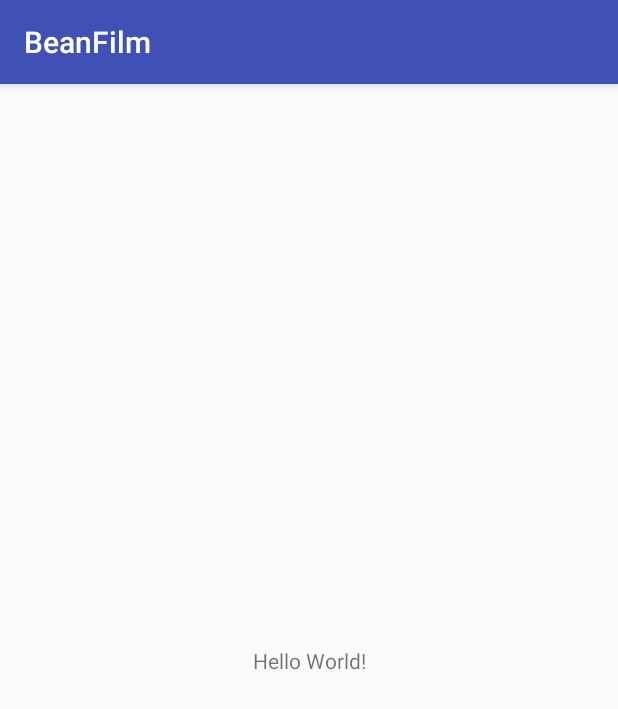
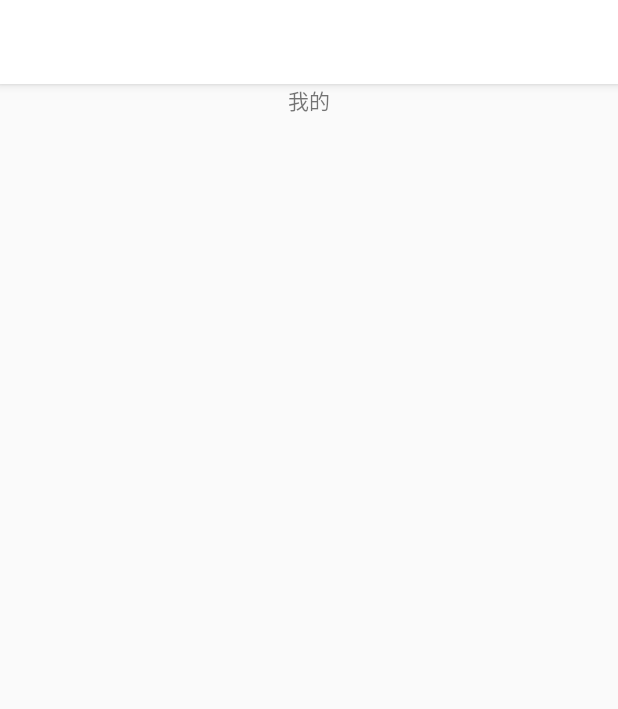
Before and after one commit to gulico/FilmComment_Demo, an Android app: the screen it shows after launch (MainActivity), on a phone screen of 412 x 824 dp. Shown: the top 709 px of the screen. Run offline under Robolectric (Android 15) with nearby library versions, the phone set to English and light mode, and no system bars.

Commit message:
主界面fragment等。

```diff
--- a/BeanFilm/app/src/main/java/com/example/wxy/beanfilm/MainActivity.java
+++ b/BeanFilm/app/src/main/java/com/example/wxy/beanfilm/MainActivity.java
@@ -1,5 +1,7 @@
 package com.example.wxy.beanfilm;
 
+import android.support.v4.app.Fragment;
+import android.support.v4.app.FragmentManager;
 import android.support.v7.app.AppCompatActivity;
 import android.os.Bundle;
 
@@ -9,5 +11,15 @@ public class MainActivity extends AppCompatActivity {
     protected void onCreate(Bundle savedInstanceState) {
         super.onCreate(savedInstanceState);
         setContentView(R.layout.activity_main);
+
+        FragmentManager fm = getSupportFragmentManager();
+        Fragment fragment = fm.findFragmentById(R.id.fragment_container);
+
+        if (fragment == null) {
+            fragment = new MineFragment();//暂时先显示个人页面
+            fm.beginTransaction()
+                    .add(R.id.fragment_container, fragment)
+                    .commit();
+        }
     }
 }
--- /dev/null
+++ b/BeanFilm/app/src/main/java/com/example/wxy/beanfilm/MineFragment.java
@@ -0,0 +1,26 @@
+package com.example.wxy.beanfilm;
+
+import android.os.Bundle;
+import android.support.annotation.Nullable;
+import android.support.v4.app.Fragment;
+import android.view.LayoutInflater;
+import android.view.View;
+import android.view.ViewGroup;
+
+/**
+ * Created by WXY on 2019/1/24.
+ */
+
+public class MineFragment extends Fragment {
+    @Override
+    public void onCreate(@Nullable Bundle savedInstanceState) {
+        super.onCreate(savedInstanceState);
+    }
+
+    @Nullable
+    @Override
+    public View onCreateView(LayoutInflater inflater, @Nullable ViewGroup container, @Nullable Bundle savedInstanceState) {
+        View v = inflater.inflate(R.layout.frame_mine, container, false);
+        return v;
+    }
+}
--- a/BeanFilm/app/src/main/res/layout/activity_main.xml
+++ b/BeanFilm/app/src/main/res/layout/activity_main.xml
@@ -1,18 +1,14 @@
 <?xml version="1.0" encoding="utf-8"?>
-<android.support.constraint.ConstraintLayout xmlns:android="http://schemas.android.com/apk/res/android"
+<FrameLayout
+    xmlns:android="http://schemas.android.com/apk/res/android"
     xmlns:app="http://schemas.android.com/apk/res-auto"
     xmlns:tools="http://schemas.android.com/tools"
+    android:id="@+id/fragment_container"
     android:layout_width="match_parent"
     android:layout_height="match_parent"
     tools:context="com.example.wxy.beanfilm.MainActivity">
 
-    <TextView
-        android:layout_width="wrap_content"
-        android:layout_height="wrap_content"
-        android:text="Hello World!"
-        app:layout_constraintBottom_toBottomOf="parent"
-        app:layout_constraintLeft_toLeftOf="parent"
-        app:layout_constraintRight_toRightOf="parent"
-        app:layout_constraintTop_toTopOf="parent" />
 
-</android.support.constraint.ConstraintLayout>
+
+
+</FrameLayout>
--- /dev/null
+++ b/BeanFilm/app/src/main/res/layout/frame_mine.xml
@@ -0,0 +1,12 @@
+<?xml version="1.0" encoding="utf-8"?>
+<LinearLayout xmlns:android="http://schemas.android.com/apk/res/android"
+              android:orientation="vertical"
+              android:layout_width="match_parent"
+              android:layout_height="match_parent">
+    <TextView
+        android:layout_width="wrap_content"
+        android:layout_height="wrap_content"
+        android:layout_gravity="center"
+        android:text="@string/mine_tag"/>
+
+</LinearLayout>
--- a/BeanFilm/app/src/main/res/values/colors.xml
+++ b/BeanFilm/app/src/main/res/values/colors.xml
@@ -1,6 +1,11 @@
 <?xml version="1.0" encoding="utf-8"?>
 <resources>
-    <color name="colorPrimary">#3F51B5</color>
+    <color name="colorPrimary">#ffffff</color>
     <color name="colorPrimaryDark">#303F9F</color>
     <color name="colorAccent">#FF4081</color>
+    <color name="line_gray">#e3e3e3</color>
+    <color name="checked_text">#4a4a4a</color>
+    <color name="nomarl_text">#969696</color>
+    <color name="checked_ico">#4a4a4a</color>
+    <color name="nomarl_ico">#969696</color>
 </resources>
--- a/BeanFilm/app/src/main/res/values/strings.xml
+++ b/BeanFilm/app/src/main/res/values/strings.xml
@@ -1,3 +1,6 @@
 <resources>
     <string name="app_name">BeanFilm</string>
+    <string name="search_tips"> 电影 / 电视剧 /影人 </string>
+    <string name="home_tag">主页</string>
+    <string name="mine_tag">我的</string>
 </resources>
```
Also changed, not shown: BeanFilm/app/src/main/java/com/example/wxy/beanfilm/FilmSimple.java (added, +103 -0 lines), BeanFilm/app/src/main/java/com/example/wxy/beanfilm/FilmSimpleLab.java (added, +38 -0 lines), BeanFilm/app/src/main/java/com/example/wxy/beanfilm/HomeFragment.java (added, +27 -0 lines), BeanFilm/app/src/main/java/com/example/wxy/beanfilm/User.java (added, +35 -0 lines), BeanFilm/app/src/main/res/layout/frame_home.xml (added, +13 -0 lines), BeanFilm/app/src/main/res/layout/navigation.xml (added, +58 -0 lines), BeanFilm/app/src/main/res/drawable/home_ico.png (added), BeanFilm/app/src/main/res/drawable/mine_ico.png (added), BeanFilm/app/src/main/res/mipmap-hdpi/ic_launcher_round.png, BeanFilm/app/src/main/res/mipmap-xhdpi/ic_launcher_round.png.
